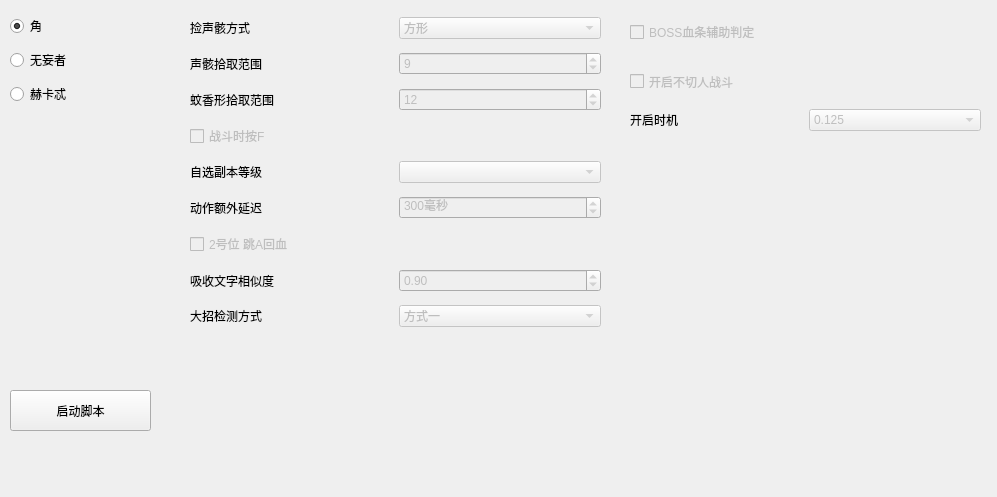
First picture: the form in speicalbosswidget.ui, repository A-SunsetMkt-Forks/wuwaBackendTool, before the edit.
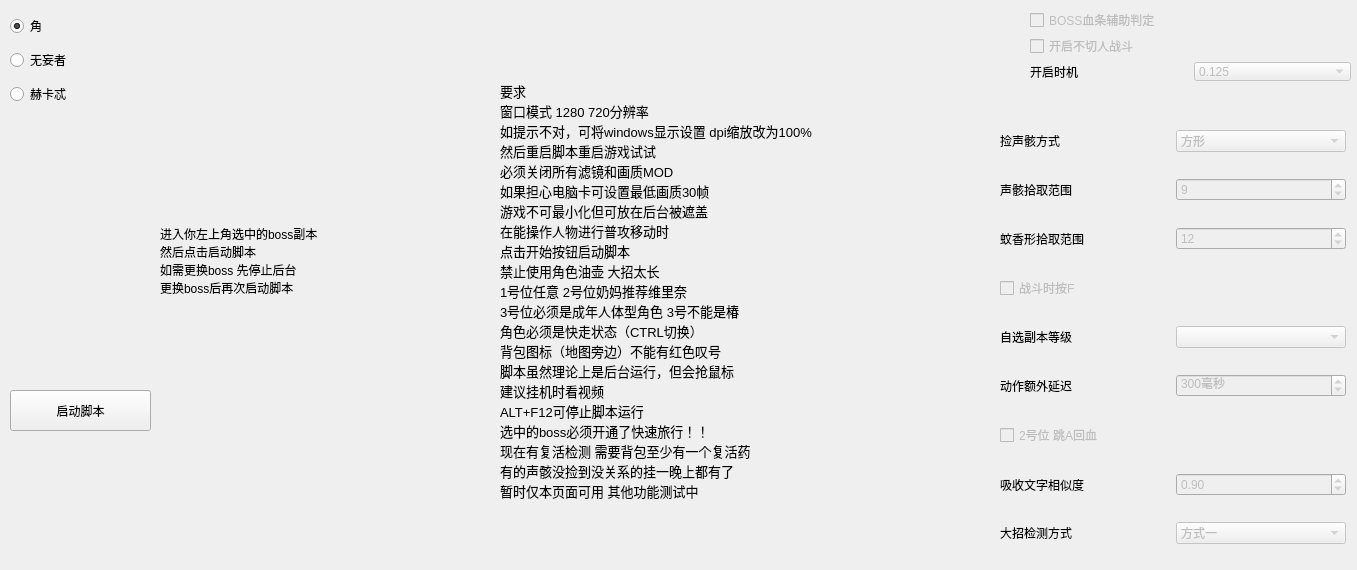
Second picture: the form after the edit.

Patch:
```diff
--- a/speicalbosswidget.ui
+++ b/speicalbosswidget.ui
@@ -6,8 +6,8 @@
    <rect>
     <x>0</x>
     <y>0</y>
-    <width>997</width>
-    <height>497</height>
+    <width>1357</width>
+    <height>570</height>
    </rect>
   </property>
   <property name="windowTitle">
@@ -52,10 +52,10 @@
   <widget class="QWidget" name="layoutWidget">
    <property name="geometry">
     <rect>
-     <x>190</x>
-     <y>10</y>
-     <width>411</width>
-     <height>331</height>
+     <x>1000</x>
+     <y>110</y>
+     <width>346</width>
+     <height>456</height>
     </rect>
    </property>
    <layout class="QVBoxLayout" name="verticalLayout_2">
@@ -275,10 +275,10 @@
   <widget class="QWidget" name="layoutWidget">
    <property name="geometry">
     <rect>
-     <x>630</x>
+     <x>1030</x>
      <y>10</y>
-     <width>351</width>
-     <height>121</height>
+     <width>321</width>
+     <height>71</height>
     </rect>
    </property>
    <layout class="QVBoxLayout" name="verticalLayout_3">
@@ -390,6 +390,60 @@
     <string>启动脚本</string>
    </property>
   </widget>
+  <widget class="QLabel" name="label_8">
+   <property name="geometry">
+    <rect>
+     <x>500</x>
+     <y>10</y>
+     <width>500</width>
+     <height>561</height>
+    </rect>
+   </property>
+   <property name="font">
+    <font>
+     <pointsize>10</pointsize>
+    </font>
+   </property>
+   <property name="text">
+    <string>要求
+窗口模式 1280 720分辨率
+如提示不对，可将windows显示设置 dpi缩放改为100%
+然后重启脚本重启游戏试试
+必须关闭所有滤镜和画质MOD
+如果担心电脑卡可设置最低画质30帧
+游戏不可最小化但可放在后台被遮盖
+在能操作人物进行普攻移动时
+点击开始按钮启动脚本
+禁止使用角色油壶 大招太长
+1号位任意 2号位奶妈推荐维里奈
+3号位必须是成年人体型角色 3号不能是椿
+角色必须是快走状态（CTRL切换）
+背包图标（地图旁边）不能有红色叹号
+脚本虽然理论上是后台运行，但会抢鼠标
+建议挂机时看视频
+ALT+F12可停止脚本运行
+选中的boss必须开通了快速旅行！！
+现在有复活检测 需要背包至少有一个复活药
+有的声骸没捡到没关系的挂一晚上都有了
+暂时仅本页面可用 其他功能测试中</string>
+   </property>
+  </widget>
+  <widget class="QLabel" name="label_10">
+   <property name="geometry">
+    <rect>
+     <x>160</x>
+     <y>170</y>
+     <width>281</width>
+     <height>181</height>
+    </rect>
+   </property>
+   <property name="text">
+    <string>进入你左上角选中的boss副本
+然后点击启动脚本
+如需更换boss 先停止后台
+更换boss后再次启动脚本</string>
+   </property>
+  </widget>
  </widget>
  <resources/>
  <connections/>
```
